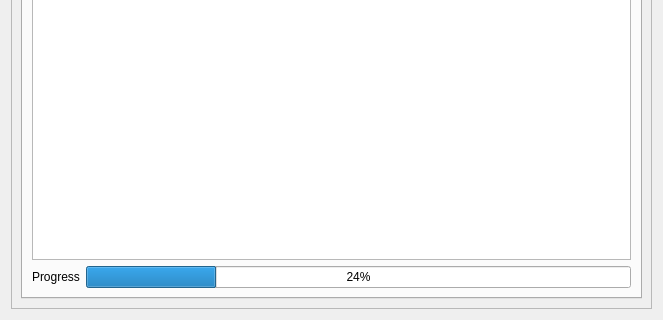
Old version of the form eis_qgis_plugin/resources/ui/model/wizard_model_new.ui in the repository GispoCoding/eis_qgis_plugin; both pictures show x 0 to 663 and y 456 to 776 of the 663 by 776 pixel window.
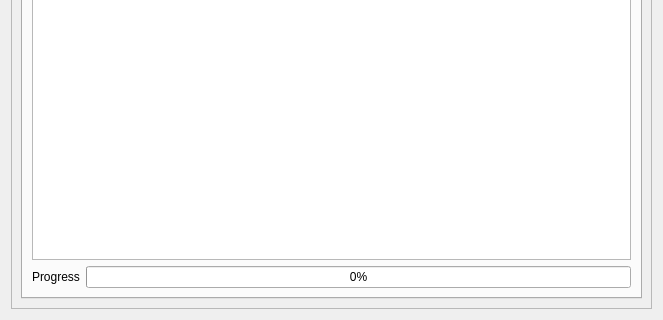
New version of the form. The open tabs and pages were chosen to show the change.

What changed in the file:
```diff
--- a/eis_qgis_plugin/resources/ui/model/wizard_model_new.ui
+++ b/eis_qgis_plugin/resources/ui/model/wizard_model_new.ui
@@ -178,7 +178,7 @@
                <item>
                 <widget class="QProgressBar" name="training_progress_bar">
                  <property name="value">
-                  <number>24</number>
+                  <number>0</number>
                  </property>
                 </widget>
                </item>
```
Left out of the diff: 2 changed lines with no effect on the pictures.
